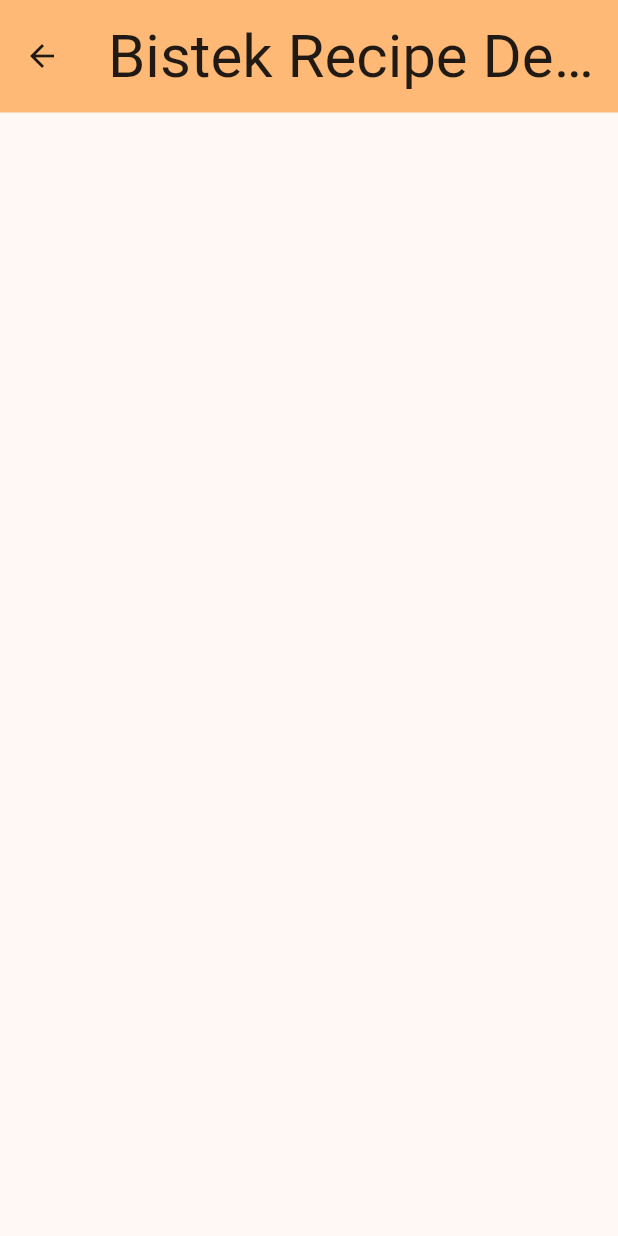
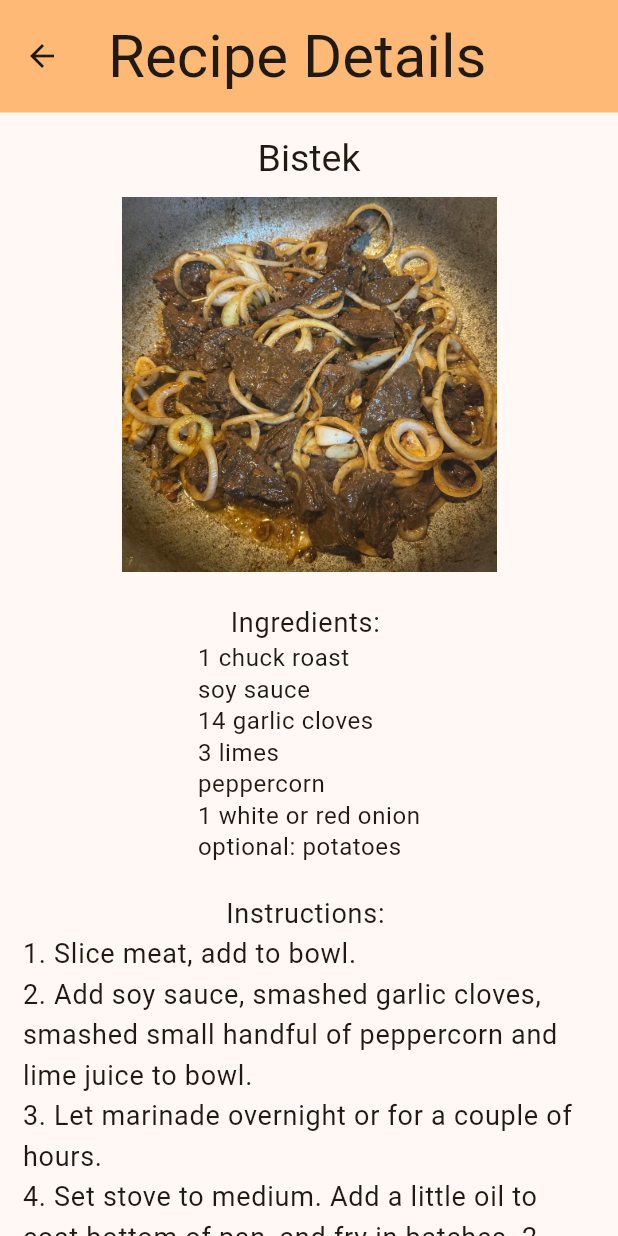
Before and after one commit to llaiza12/recipebookapp, a Flutter app: the BistekDetails screen opened directly, on a phone screen of 412 x 824 dp. Run offline on Flutter 3.47's test engine with Material 3 defaults, Android fonts, the light colour scheme and no system bars; our stand-ins replace google_fonts; Roboto replaces fonts that are missing (Afacad).

Commit message:
Add ingredients and instructions to bistek recipe details page

```diff
--- a/lib/detailscreen.dart
+++ b/lib/detailscreen.dart
@@ -75,12 +75,53 @@ class BistekDetails extends StatelessWidget {
       appBar: AppBar(
         toolbarHeight: 75,
         backgroundColor: Theme.of(context).colorScheme.inversePrimary,
-        title: Text('Bistek Recipe Details',
+        title: Text('Recipe Details',
             style: GoogleFonts.afacad(
               fontSize: 40,
             )),
       ),
-      body: Center(),
+      body: SingleChildScrollView(
+          child: Center(
+        child: Padding(
+          padding: EdgeInsets.all(15.0),
+          child: Column(
+            mainAxisAlignment: MainAxisAlignment.start,
+            children: [
+              Text("Bistek",
+                  style: Theme.of(context).textTheme.displaySmall,
+                  textAlign: TextAlign.center),
+              SizedBox(height: 10),
+              Image.asset('assets/Bistek.jpg', height: 250, width: 250),
+              SizedBox(height: 20),
+              Column(
+                children: [
+                  Text(
+                    "Ingredients: ",
+                    style: Theme.of(context).textTheme.bodyLarge,
+                    textAlign: TextAlign.left,
+                  ),
+                  Text(
+                    "1 chuck roast\nsoy sauce\n14 garlic cloves\n3 limes\npeppercorn\n1 white or red onion\noptional: potatoes",
+                    style: Theme.of(context).textTheme.bodySmall,
+                  ),
+                ],
+              ),
+              SizedBox(height: 20),
+              Column(
+                children: [
+                  Text(
+                    "Instructions: ",
+                    style: Theme.of(context).textTheme.bodyLarge,
+                  ),
+                  Text(
+                      "1. Slice meat, add to bowl.\n2. Add soy sauce, smashed garlic cloves, smashed small handful of peppercorn and lime juice to bowl.\n3. Let marinade overnight or for a couple of hours.\n4. Set stove to medium. Add a little oil to coat bottom of pan, and fry in batches. 2 minutes per side then set aside.\n5. Fry all meat on 8. Add marinade and cover till boiling. Cook for 15-20 minutes. Slice whole onion and add to pan, stir continuously.",
+                      style: Theme.of(context).textTheme.bodyLarge),
+                ],
+              ),
+            ],
+          ),
+        ),
+      )),
     );
   }
 }
```
